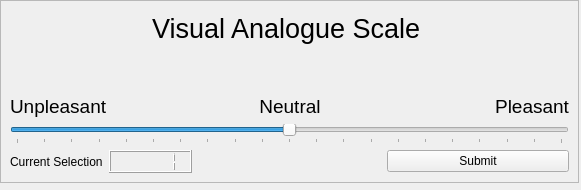
First picture: the form in gui/vas.ui, repository EdgardoCS/BrushGui, before the edit.
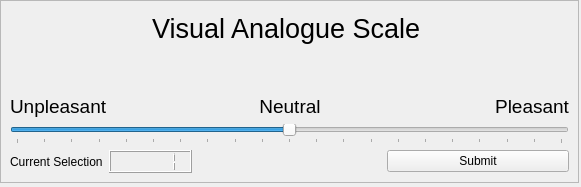
Second picture: the form after the edit. Icons and pictures are not drawn.

```diff
--- a/gui/vas.ui
+++ b/gui/vas.ui
@@ -7,7 +7,7 @@
     <x>0</x>
     <y>0</y>
     <width>581</width>
-    <height>190</height>
+    <height>187</height>
    </rect>
   </property>
   <property name="windowTitle">
```
